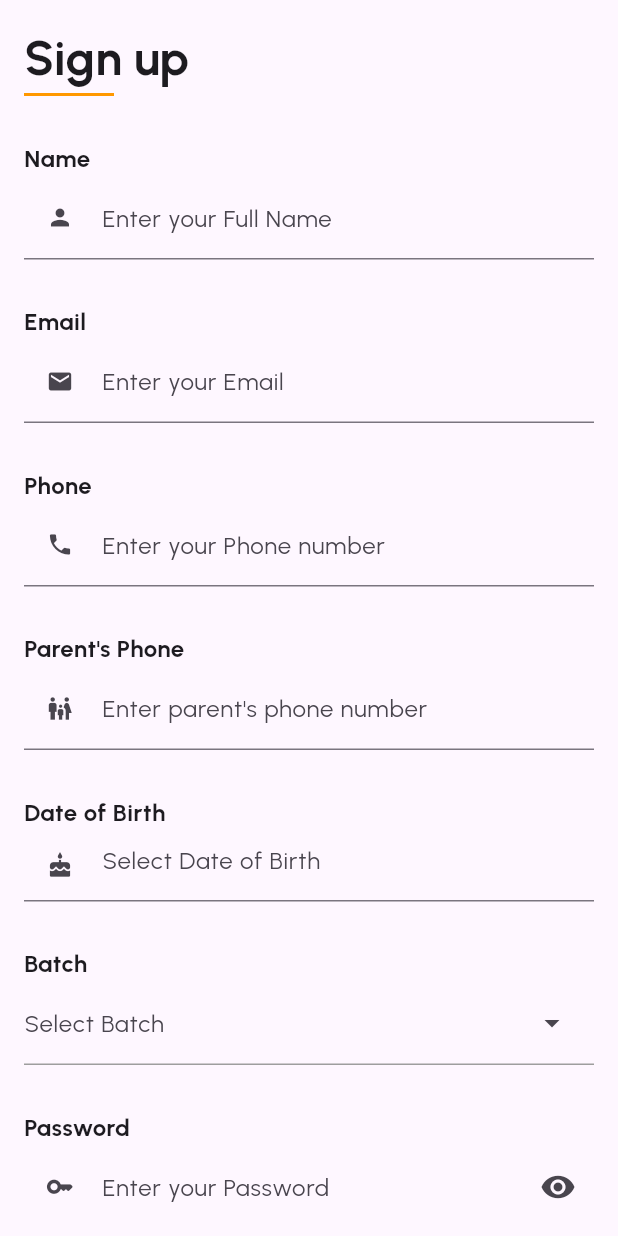
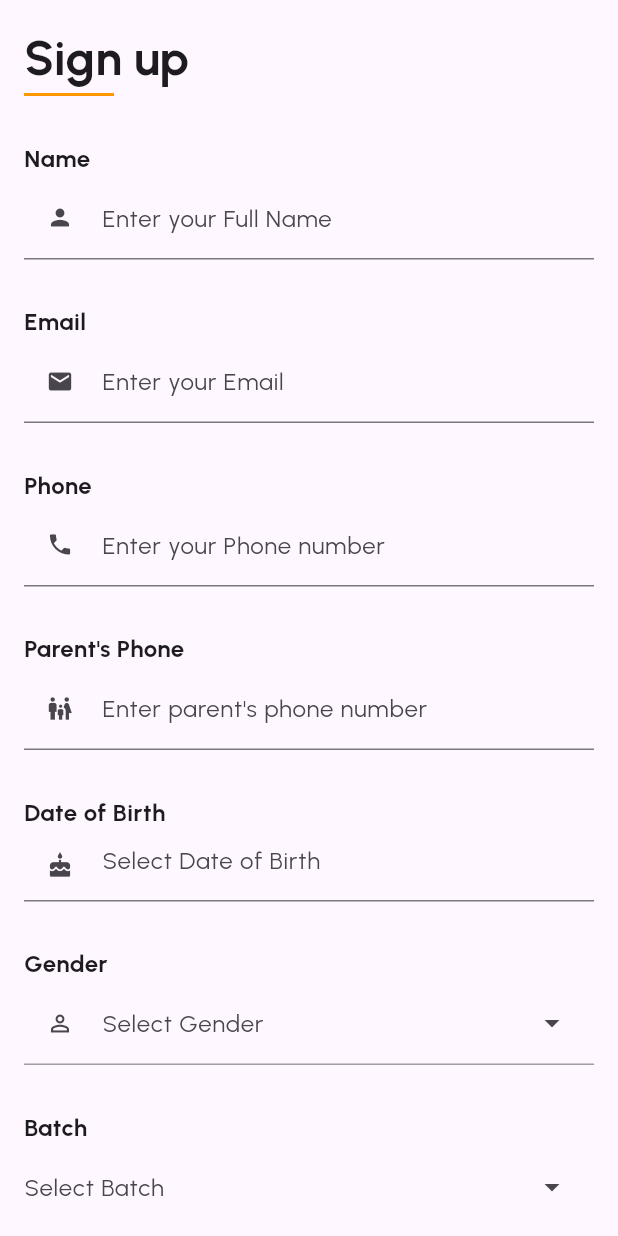
Before and after one commit to AfradAkbar/attendance-tracker-student-app, a Flutter app: the SignupScreen screen opened directly, on a phone screen of 412 x 824 dp. Run offline on Flutter 3.47's test engine with Material 3 defaults, Android fonts, the phone set to English and light mode, and no system bars; our stand-ins replace animated_bottom_navigation_bar, camera, google_fonts, image_picker, shared_preferences; missing offline and left inert: face_verification; accounts and stored records are empty; network calls fail.

Commit message:
feat: Add gender selection functionality to the signup screen and remove a trailing space from `kBaseUrl`.

```diff
--- a/lib/constants.dart
+++ b/lib/constants.dart
@@ -1,4 +1,4 @@
-const kBaseUrl = 'http://192.168.1.4:3000/api ';
+const kBaseUrl = 'http://192.168.1.4:3000/api';
 
 const kStudentLoginRoute = '$kBaseUrl/student/login';
 const kForgotPasswordRoute = '$kBaseUrl/student/forgot-password';
--- a/lib/screens/signup_screen.dart
+++ b/lib/screens/signup_screen.dart
@@ -36,6 +36,7 @@ class _SignupScreenState extends State<SignupScreen> {
   final TextEditingController _dobController = TextEditingController();
 
   DateTime? _selectedDob;
+  String? _selectedGender;
 
   // Profile photo (from gallery) - for display purposes
   File? _profileImage;
@@ -209,6 +210,7 @@ class _SignupScreenState extends State<SignupScreen> {
         'password': password,
       };
       if (dob.isNotEmpty) body['dob'] = dob;
+      if (_selectedGender != null) body['gender'] = _selectedGender;
 
       // Convert profile image to base64
       try {
@@ -368,6 +370,36 @@ class _SignupScreenState extends State<SignupScreen> {
                       prefixIcon: Icon(Icons.cake, size: 18.0),
                       hintText: 'Select Date of Birth',
                     ),
+                  ),
+                  const SizedBox(height: 30),
+
+                  Text(
+                    "Gender",
+                    style: TextStyle(fontSize: 16, fontWeight: FontWeight.bold),
+                  ),
+                  DropdownMenu<String>(
+                    width: double.infinity,
+                    inputDecorationTheme: const InputDecorationTheme(
+                      border: UnderlineInputBorder(),
+                      enabledBorder: UnderlineInputBorder(
+                        borderSide: BorderSide(color: Colors.grey),
+                      ),
+                      focusedBorder: UnderlineInputBorder(
+                        borderSide: BorderSide(color: Colors.blue),
+                      ),
+                      contentPadding: EdgeInsets.symmetric(vertical: 16),
+                    ),
+                    hintText: "Select Gender",
+                    leadingIcon: Icon(Icons.person_outline, size: 18),
+                    dropdownMenuEntries: const [
+                      DropdownMenuEntry(value: 'male', label: 'Male'),
+                      DropdownMenuEntry(value: 'female', label: 'Female'),
+                    ],
+                    onSelected: (value) {
+                      setState(() {
+                        _selectedGender = value;
+                      });
+                    },
                   ),
                   const SizedBox(height: 30),
 
```
